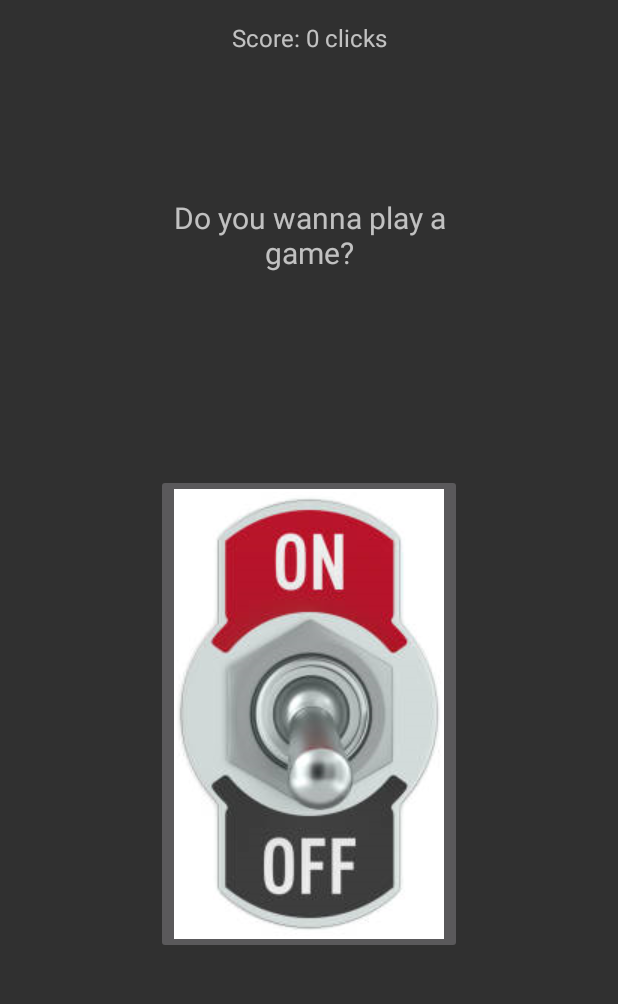
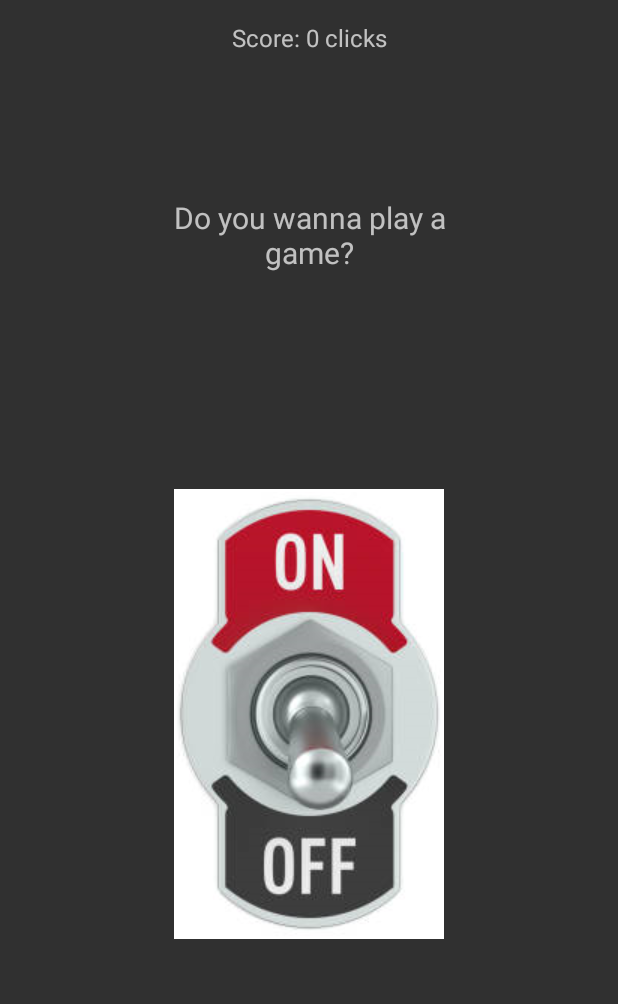
Before and after one commit to MarcelQ5/UselessMachine, an Android app: the XtremeMode screen opened directly, with no data from a screen before it, on a phone screen of 412 x 824 dp, the part 84-1088 px from its top. Run offline under Robolectric (Android 15) with nearby library versions, the phone set to English and light mode, and no system bars.

Commit message:
fixed button colors

```diff
--- a/app/src/main/res/layout/activity_normal_mode.xml
+++ b/app/src/main/res/layout/activity_normal_mode.xml
@@ -53,6 +53,7 @@
         android:layout_marginEnd="105dp"
         android:layout_marginBottom="100dp"
         android:contentDescription="@string/main_switch"
+        android:background="#FFFFFF"
         app:layout_constraintBottom_toBottomOf="parent"
         app:layout_constraintEnd_toEndOf="parent"
         app:layout_constraintStart_toStartOf="parent"
--- a/app/src/main/res/layout/activity_xtreme_mode.xml
+++ b/app/src/main/res/layout/activity_xtreme_mode.xml
@@ -60,7 +60,7 @@
         android:layout_marginEnd="105dp"
         android:layout_marginBottom="130dp"
         android:contentDescription="@string/main_switch"
-        android:onClick="onMainSwitchXtremeClicked"
+        android:background="#FFFFFF"
         app:layout_constraintBottom_toBottomOf="parent"
         app:layout_constraintEnd_toEndOf="parent"
         app:layout_constraintStart_toStartOf="parent"
```
